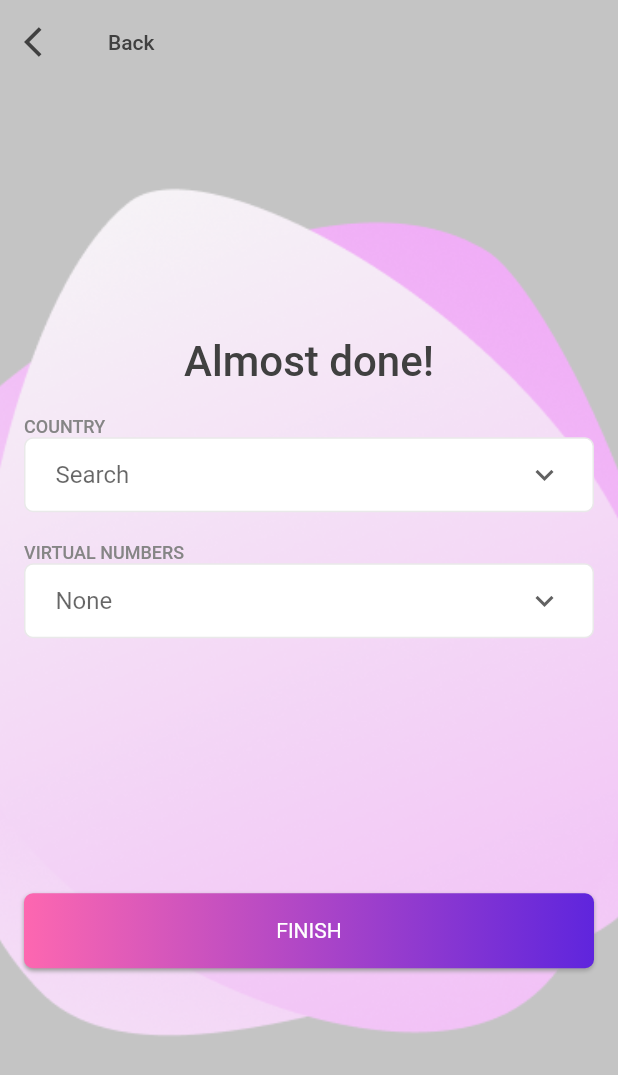
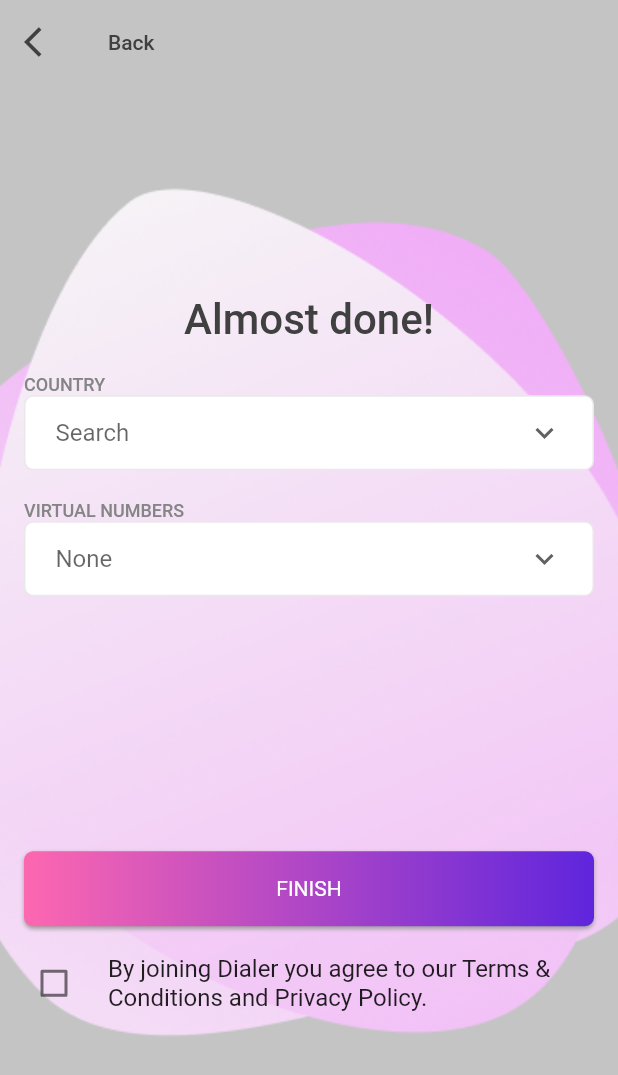
Before and after one commit to ShaharAsraf/Dialer, a Flutter app: the SignUpFinish screen opened by its route, on a phone screen of 412 x 824 dp. Shown: the top 1075 px of the screen. Run offline on Flutter 3.47's test engine with Material 2 defaults, Android fonts, the phone set to English and light mode, and no system bars; our stand-ins replace image_picker.

Commit message:
home page fix

```diff
--- a/lib/screens/sign_up_checkboxes.dart
+++ b/lib/screens/sign_up_checkboxes.dart
@@ -22,8 +22,11 @@ class _MyHomePageState extends State<MyHomePage> {
         ),
         child: Center(
           child: Column(
+            children: [
+              Column(
                 mainAxisAlignment: MainAxisAlignment.center,
                 children: <Widget>[
+                  SizedBox(height: 100),
                   Text(
                     'Welcome!',
                     style: kMainText,
@@ -63,6 +66,8 @@ class _MyHomePageState extends State<MyHomePage> {
                   ),
                 ],
               ),
+            ],
+          ),
         ), /* add child content here */
       ),
     );
--- a/lib/screens/sign_up_finish.dart
+++ b/lib/screens/sign_up_finish.dart
@@ -11,7 +11,7 @@ class SignUpFinish extends StatefulWidget {
 class _SignUpFinishState extends State<SignUpFinish> {
   List<String> Countries = ['Israel', 'US', 'Eng', 'France'];
   List<String> Numbers = ['054311313', '054334313', '0541212312', '052872313'];
-
+  bool checkBoxValue = false;
   @override
   Widget build(BuildContext context) {
     return Scaffold(
@@ -67,6 +67,17 @@ class _SignUpFinishState extends State<SignUpFinish> {
                 ),
               ),
               SizedBox(height: 10),
+              CheckboxListTile(
+                title: Text(
+                    'By joining Dialer you agree to our Terms & Conditions and Privacy Policy.'),
+                controlAffinity: ListTileControlAffinity.leading,
+                value: checkBoxValue,
+                onChanged: (newVal) {
+                  setState(() {
+                    checkBoxValue = newVal;
+                  });
+                },
+              ),
             ],
           ),
         ), /* add child content here */
```
Also changed, not shown: lib/screens/sign_up_business.dart (+50 -1 lines). Lines whose indentation alone changed are shown as unchanged.
